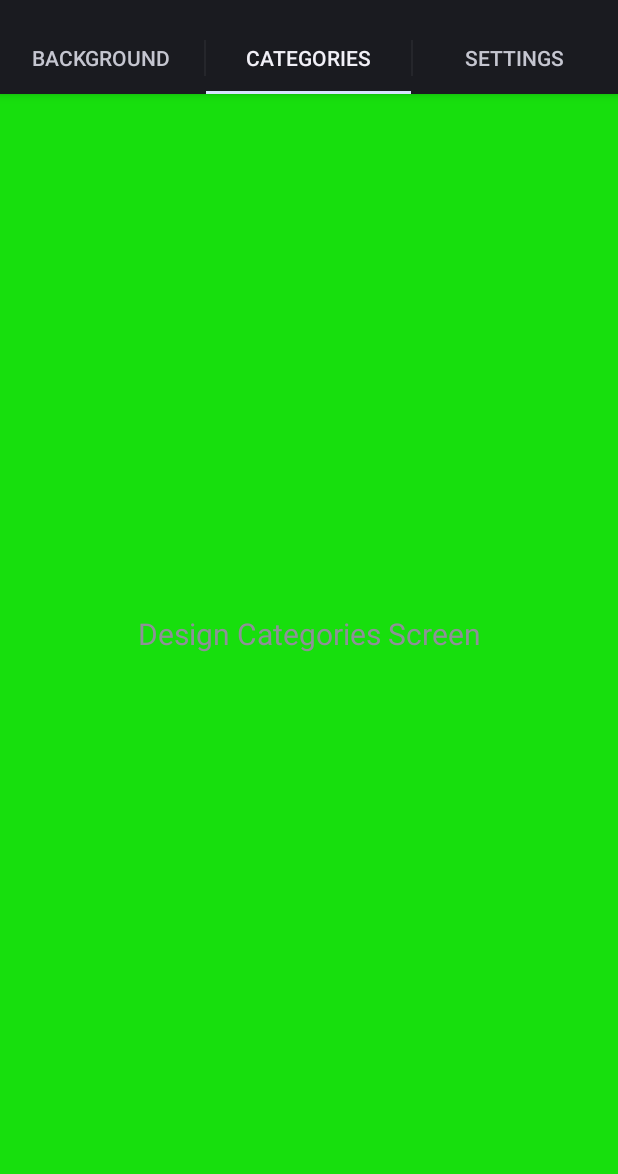
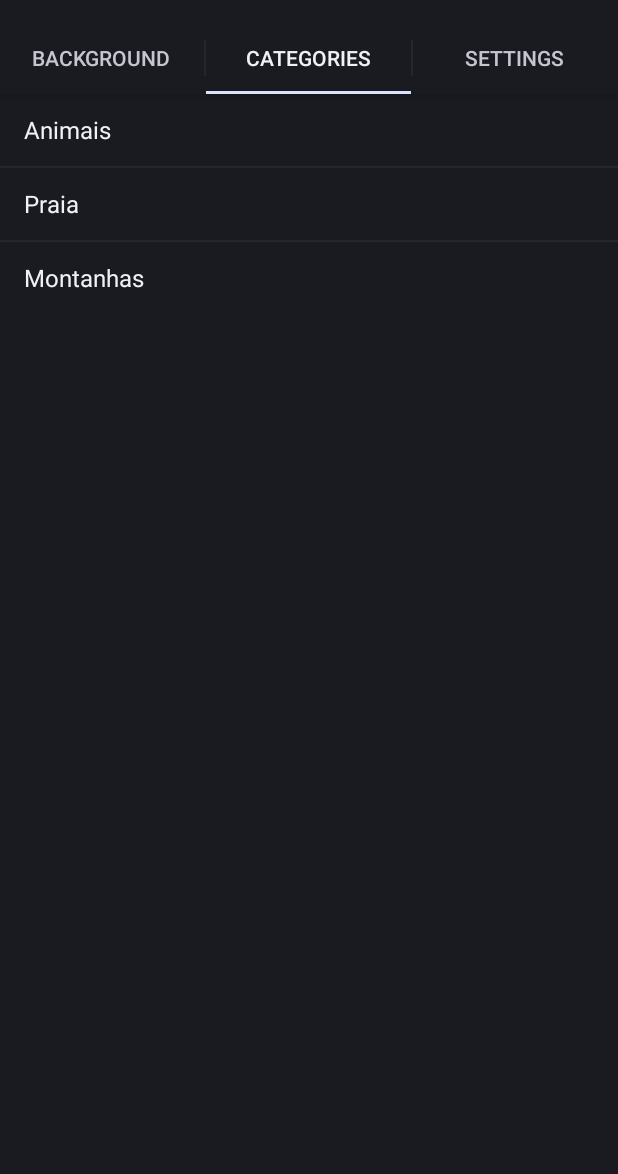
Before and after one commit to RayanaSales/SurpriseMe, an Android app: the screen it shows after launch (MainActivity), tab 2 chosen, on a phone screen of 412 x 824 dp, the part 62-1236 px from its top. Run offline under Robolectric (Android 15) with nearby library versions, the phone set to English and light mode, and no system bars.

Commit message:
Tela incompleta de categorias. Falta colocar o checkbox.

```diff
--- /dev/null
+++ b/app/src/main/java/ifpe/surpriseme/Model/Category.java
@@ -0,0 +1,27 @@
+package ifpe.surpriseme.Model;
+
+public class Category {
+    private String Name;
+    private String description;
+
+    public Category(String name, String description) {
+        this.Name = name;
+        this.description = description;
+    }
+
+    public String getDescription() {
+        return description;
+    }
+
+    public void setDescription(String description) {
+        this.description = description;
+    }
+
+    public String getName() {
+        return Name;
+    }
+
+    public void setName(String name) {
+        Name = name;
+    }
+}
--- a/app/src/main/java/ifpe/surpriseme/fragments/CategoriesFragment.java
+++ b/app/src/main/java/ifpe/surpriseme/fragments/CategoriesFragment.java
@@ -1,22 +1,51 @@
 package ifpe.surpriseme.fragments;
 
 import android.os.Bundle;
+import android.support.annotation.Nullable;
 import android.support.v4.app.Fragment;
 import android.view.LayoutInflater;
 import android.view.View;
 import android.view.ViewGroup;
+import android.widget.ArrayAdapter;
+import android.widget.ListView;
 
+import java.util.ArrayList;
+import java.util.List;
+
+import ifpe.surpriseme.Model.Category;
 import ifpe.surpriseme.R;
 
-/**
- * Created by Rayana on 10/08/2016.
- */
 public class CategoriesFragment extends Fragment {
+
     @Override
     public View onCreateView(LayoutInflater inflater, ViewGroup container, Bundle savedInstanceState) {
+        View viewCategoriesFragment = inflater.inflate(R.layout.fragment_categories,container,false);
+        ListView categoriesListView = (ListView) viewCategoriesFragment.findViewById(R.id.categoriesView); //esse método se encontra na classe Activity, e no estamos herdando ela
 
-        View rootView = inflater.inflate(R.layout.fragment_categories, container, false);
+        List<String> categoryListModel = searchCategories();
+        ArrayAdapter<String> arrayAdapter = new ArrayAdapter<String>(getActivity(), android.R.layout.simple_list_item_1, categoryListModel);
+        categoriesListView.setAdapter(arrayAdapter);
 
-        return rootView;
+        return viewCategoriesFragment;
+    }
+
+    private List<String> searchCategories() {
+
+//        List<Category> categoryListModel = new ArrayList<>();
+//        Category category1 = new Category("Animais", "Animais brincando");
+//        Category category2 = new Category("Céu", "Céu azul");
+//        Category category3 = new Category("Praia", "Paraíso");
+//
+//        categoryListModel.add(category1);
+//        categoryListModel.add(category2);
+//        categoryListModel.add(category3);
+
+        List<String> categoryListModel = new ArrayList<>();
+        categoryListModel.add("Animais");
+        categoryListModel.add("Praia");
+        categoryListModel.add("Montanhas");
+
+
+        return categoryListModel;
     }
 }
--- a/app/src/main/res/layout/fragment_categories.xml
+++ b/app/src/main/res/layout/fragment_categories.xml
@@ -2,15 +2,20 @@
 <RelativeLayout xmlns:android="http://schemas.android.com/apk/res/android"
     android:layout_width="match_parent"
     android:layout_height="match_parent"
-    android:orientation="vertical"
-    android:background="#17df0d">
+    android:orientation="vertical">
 
-    <TextView android:layout_width="fill_parent"
-        android:layout_height="wrap_content"
-        android:gravity="center"
-        android:text="Design Categories Screen"
-        android:textSize="20dp"
-        android:layout_centerInParent="true"/>
+    <LinearLayout
+        android:orientation="vertical"
+        android:layout_width="match_parent"
+        android:layout_height="match_parent"
+        android:layout_alignParentTop="true"
+        android:layout_centerHorizontal="true">
 
-
+        <ListView
+            android:layout_width="match_parent"
+            android:layout_height="wrap_content"
+            android:id="@+id/categoriesView"
+            android:layout_gravity="center_horizontal"
+            android:choiceMode="multipleChoice"/>
+    </LinearLayout>
 </RelativeLayout>
```
